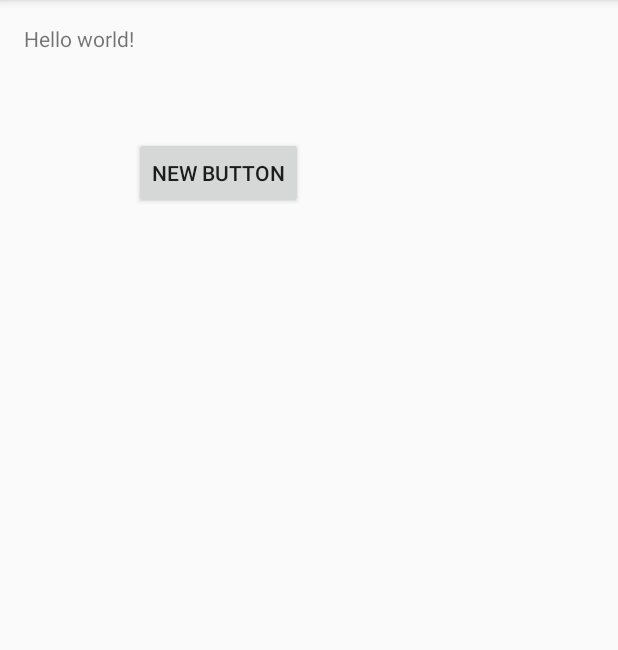
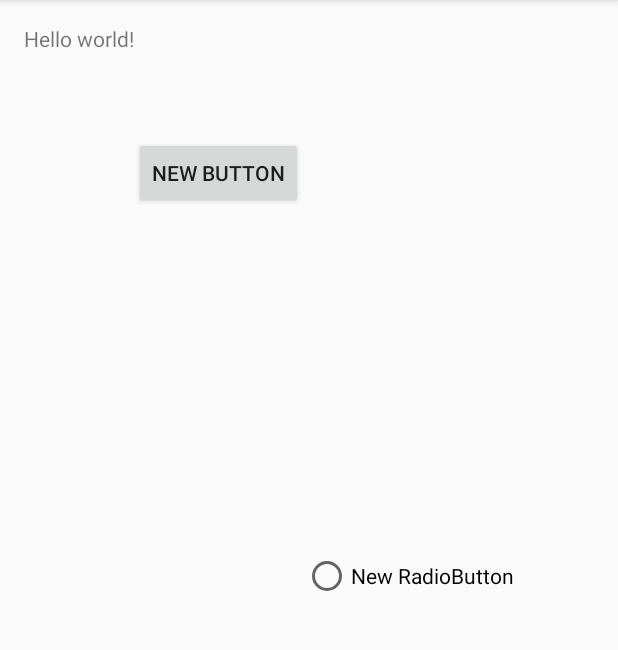
Before and after one commit to kiflebk/UWP_Ready_WI, an Android app: the screen it shows after launch (MainActivity), on a phone screen of 412 x 824 dp, the part 84-734 px from its top. Run offline under Robolectric (Android 15) with nearby library versions, the phone set to English and light mode, and no system bars.

Commit message:
this a test to see if commits are working

```diff
--- a/app/src/main/res/layout/activity_main.xml
+++ b/app/src/main/res/layout/activity_main.xml
@@ -19,4 +19,13 @@
         android:layout_toEndOf="@+id/textView"
         android:layout_marginTop="56dp" />
 
+    <RadioButton
+        android:layout_width="wrap_content"
+        android:layout_height="wrap_content"
+        android:text="New RadioButton"
+        android:id="@+id/radioButton"
+        android:layout_centerVertical="true"
+        android:layout_toRightOf="@+id/button"
+        android:layout_toEndOf="@+id/button" />
+
 </RelativeLayout>
```
